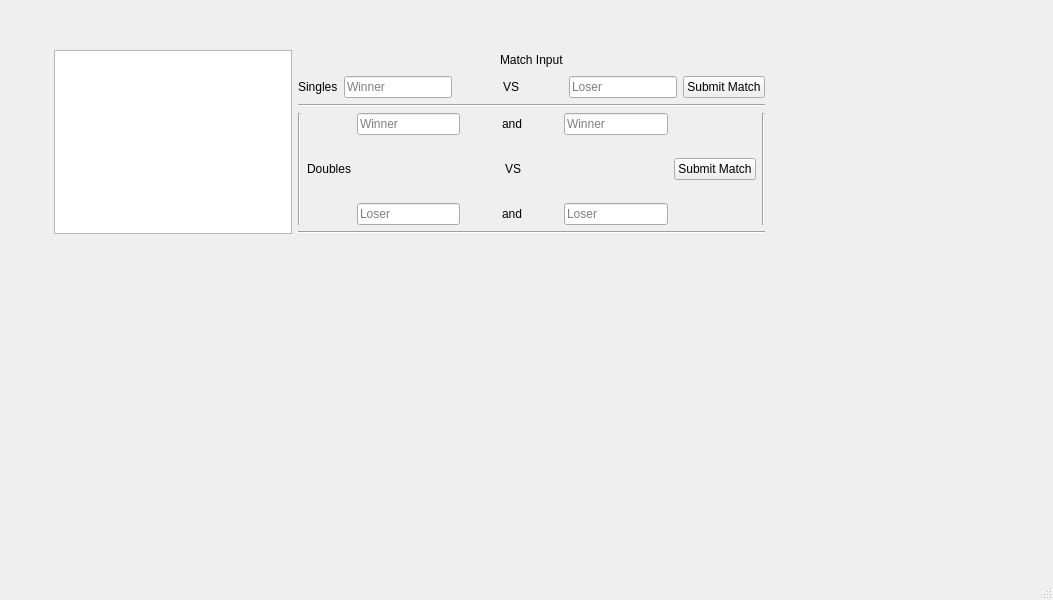
Old version of the form Rankings/mainwindow.ui in the repository ajk0020-hub/RankingsGUI.
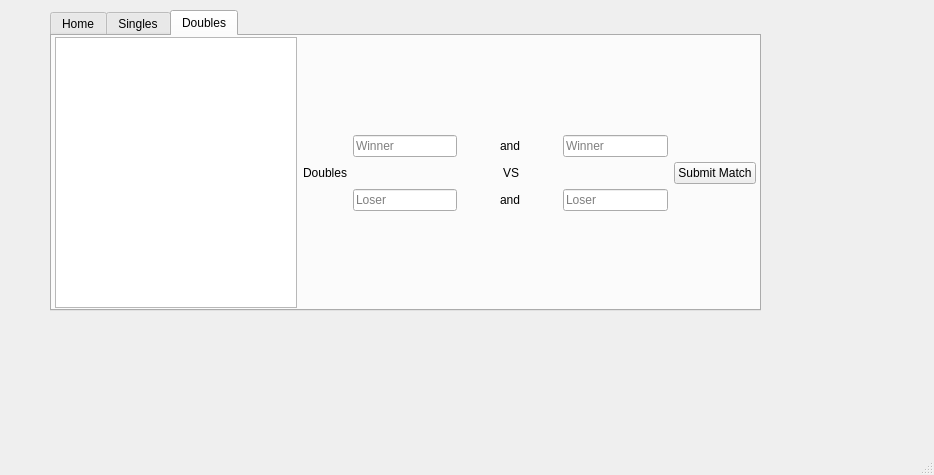
New version of the form. The open tabs and pages were chosen to show the change.

```diff
--- a/Rankings/mainwindow.ui
+++ b/Rankings/mainwindow.ui
@@ -6,21 +6,52 @@
    <rect>
     <x>0</x>
     <y>0</y>
-    <width>1053</width>
-    <height>600</height>
+    <width>934</width>
+    <height>475</height>
    </rect>
   </property>
   <property name="windowTitle">
    <string>MainWindow</string>
   </property>
   <widget class="QWidget" name="centralwidget">
-   <widget class="QWidget" name="">
+   <widget class="QTabWidget" name="tabWidget">
     <property name="geometry">
      <rect>
-      <x>54</x>
-      <y>50</y>
+      <x>50</x>
+      <y>10</y>
       <width>711</width>
-      <height>184</height>
+      <height>301</height>
+     </rect>
+    </property>
+    <property name="currentIndex">
+     <number>1</number>
+    </property>
+    <widget class="QWidget" name="tab_1">
+     <attribute name="title">
+      <string>Home</string>
+     </attribute>
+     <widget class="QListWidget" name="listWidget_1">
+      <property name="geometry">
+       <rect>
+        <x>0</x>
+        <y>0</y>
+        <width>232</width>
+        <height>269</height>
+       </rect>
+      </property>
+     </widget>
+    </widget>
+    <widget class="QWidget" name="tab_2">
+     <attribute name="title">
+      <string>Singles</string>
+     </attribute>
+     <widget class="QWidget" name="layoutWidget">
+      <property name="geometry">
+       <rect>
+        <x>0</x>
+        <y>0</y>
+        <width>701</width>
+        <height>271</height>
      </rect>
     </property>
     <layout class="QHBoxLayout" name="horizontalLayout_7">
@@ -29,43 +60,6 @@
      </item>
      <item>
       <layout class="QVBoxLayout" name="verticalLayout_4">
-       <item>
-        <layout class="QHBoxLayout" name="horizontalLayout_2">
-         <item>
-          <spacer name="horizontalSpacer">
-           <property name="orientation">
-            <enum>Qt::Orientation::Horizontal</enum>
-           </property>
-           <property name="sizeHint" stdset="0">
-            <size>
-             <width>40</width>
-             <height>20</height>
-            </size>
-           </property>
-          </spacer>
-         </item>
-         <item>
-          <widget class="QLabel" name="label">
-           <property name="text">
-            <string>Match Input</string>
-           </property>
-          </widget>
-         </item>
-         <item>
-          <spacer name="horizontalSpacer_2">
-           <property name="orientation">
-            <enum>Qt::Orientation::Horizontal</enum>
-           </property>
-           <property name="sizeHint" stdset="0">
-            <size>
-             <width>40</width>
-             <height>20</height>
-            </size>
-           </property>
-          </spacer>
-         </item>
-        </layout>
-       </item>
        <item>
         <layout class="QHBoxLayout" name="horizontalLayout">
          <item>
@@ -105,19 +99,6 @@
            </property>
           </widget>
          </item>
-         <item>
-          <spacer name="horizontalSpacer_4">
-           <property name="orientation">
-            <enum>Qt::Orientation::Horizontal</enum>
-           </property>
-           <property name="sizeHint" stdset="0">
-            <size>
-             <width>40</width>
-             <height>20</height>
-            </size>
-           </property>
-          </spacer>
-         </item>
          <item>
           <widget class="QLineEdit" name="loserInput">
            <property name="text">
@@ -137,21 +118,27 @@
          </item>
         </layout>
        </item>
-       <item>
-        <widget class="Line" name="line">
-         <property name="orientation">
-          <enum>Qt::Orientation::Horizontal</enum>
-         </property>
-        </widget>
+        </layout>
        </item>
-       <item>
+      </layout>
+     </widget>
+    </widget>
+    <widget class="QWidget" name="tab_3">
+     <attribute name="title">
+      <string>Doubles</string>
+     </attribute>
+     <widget class="QWidget" name="">
+      <property name="geometry">
+       <rect>
+        <x>3</x>
+        <y>1</y>
+        <width>701</width>
+        <height>271</height>
+       </rect>
+      </property>
         <layout class="QHBoxLayout" name="horizontalLayout_6">
          <item>
-          <widget class="Line" name="line_3">
-           <property name="orientation">
-            <enum>Qt::Orientation::Vertical</enum>
-           </property>
-          </widget>
+        <widget class="QListWidget" name="listWidget3"/>
          </item>
          <item>
           <layout class="QVBoxLayout" name="verticalLayout">
@@ -192,6 +179,19 @@
          </item>
          <item>
           <layout class="QVBoxLayout" name="verticalLayout_3">
+         <item>
+          <spacer name="verticalSpacer_5">
+           <property name="orientation">
+            <enum>Qt::Orientation::Vertical</enum>
+           </property>
+           <property name="sizeHint" stdset="0">
+            <size>
+             <width>20</width>
+             <height>40</height>
+            </size>
+           </property>
+          </spacer>
+         </item>
            <item>
             <layout class="QHBoxLayout" name="horizontalLayout_3">
              <item>
@@ -343,6 +343,19 @@
              </item>
             </layout>
            </item>
+         <item>
+          <spacer name="verticalSpacer_6">
+           <property name="orientation">
+            <enum>Qt::Orientation::Vertical</enum>
+           </property>
+           <property name="sizeHint" stdset="0">
+            <size>
+             <width>20</width>
+             <height>40</height>
+            </size>
+           </property>
+          </spacer>
+         </item>
           </layout>
          </item>
          <item>
@@ -382,25 +395,9 @@
            </item>
           </layout>
          </item>
-         <item>
-          <widget class="Line" name="line_4">
-           <property name="orientation">
-            <enum>Qt::Orientation::Vertical</enum>
-           </property>
-          </widget>
-         </item>
-        </layout>
-       </item>
-       <item>
-        <widget class="Line" name="line_2">
-         <property name="orientation">
-          <enum>Qt::Orientation::Horizontal</enum>
-         </property>
-        </widget>
-       </item>
-      </layout>
-     </item>
-    </layout>
+      </layout>
+     </widget>
+    </widget>
    </widget>
   </widget>
   <widget class="QMenuBar" name="menubar">
```
Left out of the diff: 24 changed lines with no effect on the pictures. Lines whose indentation alone changed are shown as unchanged.
